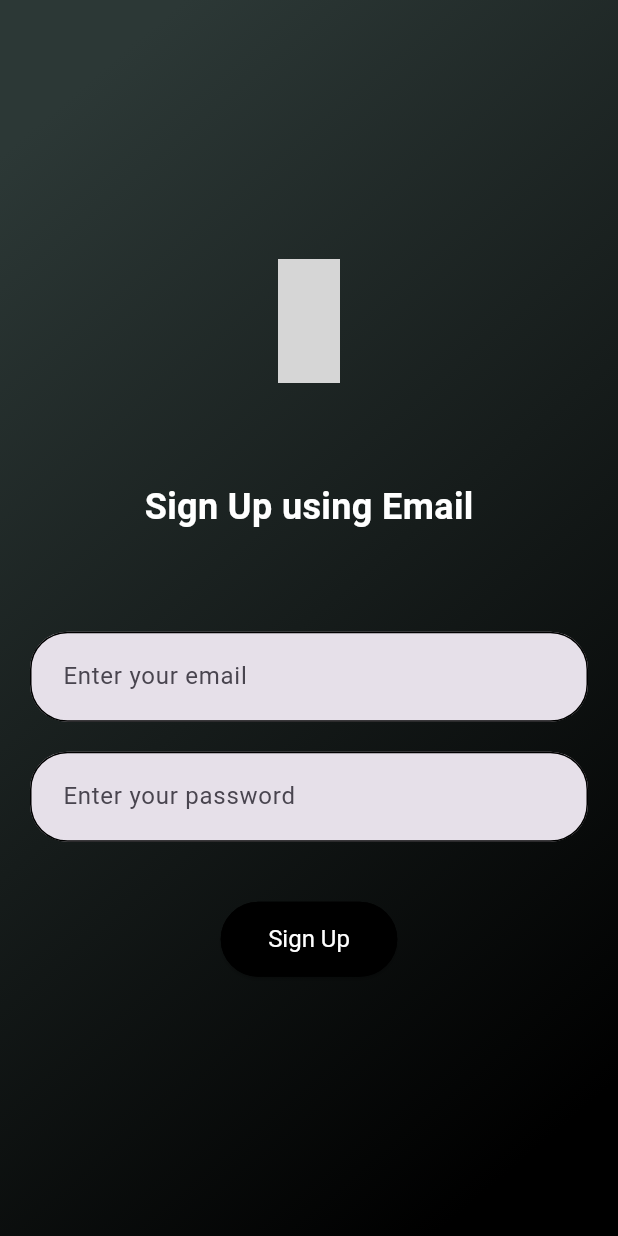
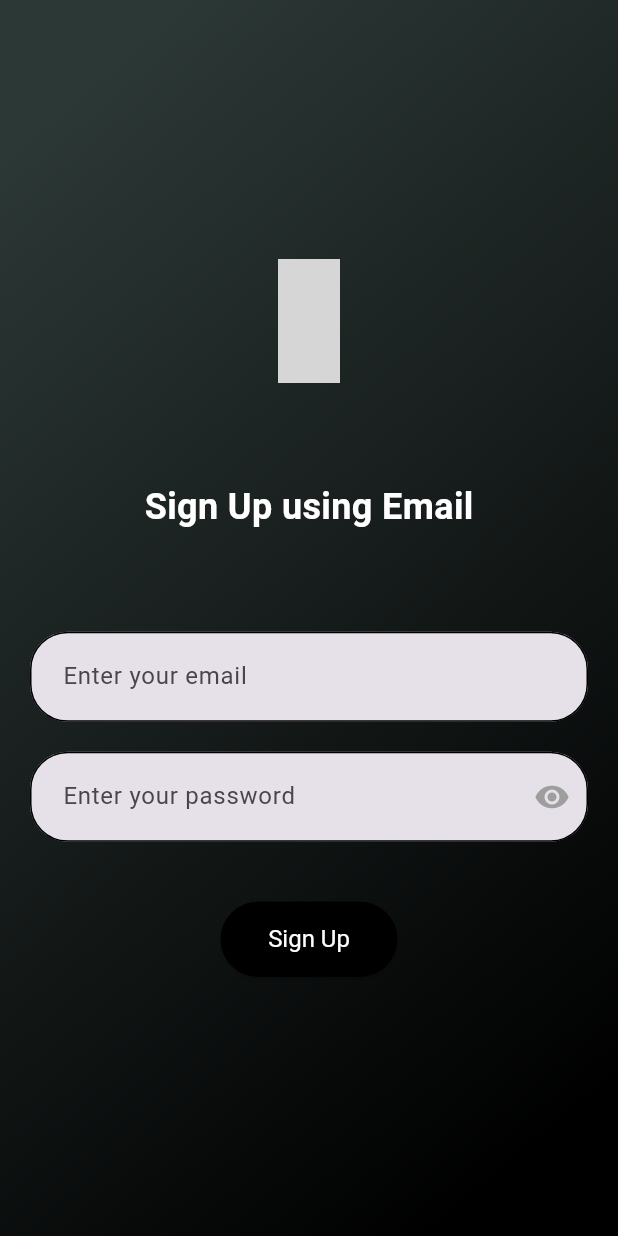
Before and after one commit to Akatsuki49/WanderWave, a Flutter app: the EmailPasswordSignup screen opened directly, on a phone screen of 412 x 824 dp. Run offline on Flutter 3.47's test engine with Material 3 defaults, Android fonts, the phone set to English and light mode, and no system bars; our stand-ins replace cloud_firestore, firebase_auth, firebase_core, flutter_svg, google_sign_in; accounts and stored records are empty; grey boxes are pictures that could not be loaded.

Commit message:
Minor_changes

```diff
--- a/lib/screens/auth/signup_screen.dart
+++ b/lib/screens/auth/signup_screen.dart
@@ -1,3 +1,4 @@
+import 'package:emosense/widgets/pass_textfield.dart';
 import 'package:flutter/material.dart';
 import 'package:flutter_svg/svg.dart';
 import 'package:provider/provider.dart';
@@ -69,7 +70,7 @@ class _EmailPasswordSignupState extends State<EmailPasswordSignup> {
             const SizedBox(height: 20),
             Container(
               margin: const EdgeInsets.symmetric(horizontal: 20),
-              child: AuthTextField(
+              child: PasswordTextField(
                 controller: passwordController,
                 hintText: 'Enter your password',
               ),
--- /dev/null
+++ b/lib/widgets/pass_textfield.dart
@@ -0,0 +1,59 @@
+import 'package:flutter/material.dart';
+
+class PasswordTextField extends StatefulWidget {
+  final TextEditingController controller;
+  final String hintText;
+  final TextInputType textInputType;
+
+  const PasswordTextField({
+    Key? key,
+    required this.controller,
+    required this.hintText,
+    this.textInputType = TextInputType.text,
+  }) : super(key: key);
+
+  @override
+  _PasswordTextFieldState createState() => _PasswordTextFieldState();
+}
+
+class _PasswordTextFieldState extends State<PasswordTextField> {
+  bool _obscureText = true;
+
+  @override
+  Widget build(BuildContext context) {
+    return SizedBox(
+      child: TextField(
+        controller: widget.controller,
+        keyboardType: widget.textInputType,
+        obscureText: _obscureText,
+        decoration: InputDecoration(
+          border: OutlineInputBorder(
+            borderRadius: BorderRadius.circular(25),
+          ),
+          enabledBorder: OutlineInputBorder(
+            borderRadius: BorderRadius.circular(25),
+          ),
+          contentPadding:
+              const EdgeInsets.symmetric(horizontal: 18, vertical: 18),
+          filled: true,
+          hintText: widget.hintText,
+          hintStyle: const TextStyle(
+            fontSize: 16,
+            fontWeight: FontWeight.w400,
+          ),
+          suffixIcon: IconButton(
+            icon: Icon(
+              _obscureText ? Icons.visibility : Icons.visibility_off,
+              color: Colors.grey,
+            ),
+            onPressed: () {
+              setState(() {
+                _obscureText = !_obscureText;
+              });
+            },
+          ),
+        ),
+      ),
+    );
+  }
+}
```
Also changed, not shown: lib/screens/auth/login_screen.dart (+6 -10 lines), lib/screens/landing_page.dart (+20 -9 lines), lib/widgets/google_icon_button.dart (added, +60 -0 lines), assets/images/get_started.png (added), assets/images/google_icon.png (added), lib/widgets/sign_in_box.dart (added).
